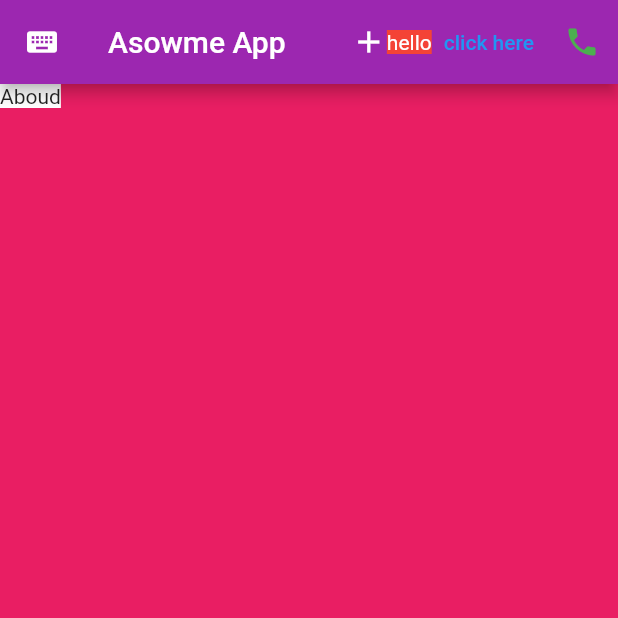
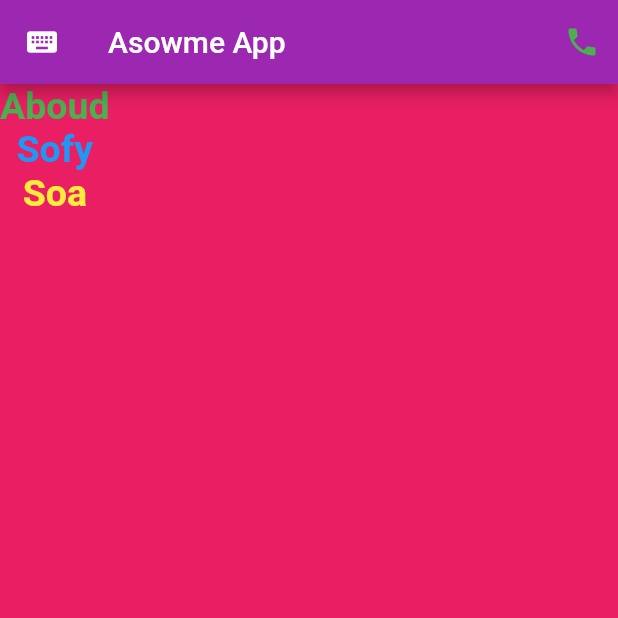
Before and after one commit to aboudmahmoud/BasicTest, a Flutter app: the screen it shows after launch, on a phone screen of 412 x 824 dp, the top half of it. Run offline on Flutter 3.47's test engine with Material 2 defaults, Android fonts, the phone set to English and light mode, and no system bars.

Commit message:
text attribute and column

```diff
--- a/lib/main.dart
+++ b/lib/main.dart
@@ -1,4 +1,3 @@
-
 import 'package:flutter/material.dart';
 
 void main() {
@@ -12,18 +11,17 @@ class MyApp extends StatelessWidget {
   @override
   Widget build(BuildContext context) {
     return MaterialApp(
+      debugShowCheckedModeBanner: false,
       home: Scaffold(
         appBar: AppBar(
           actions: [
-            Icon(Icons.add),
-            Center(child: Container(child: Text("hello"),color: Colors.red,)),
-            TextButton(
-                onPressed: () {
-                  print("hello world");
-                },
-                child: Text('click here')),
-            IconButton(onPressed: (){print("U are Asowme Dud");},
-              icon: Icon(Icons.phone),color: Colors.green,)
+            IconButton(
+              onPressed: () {
+                print("U are Asowme Dud");
+              },
+              icon: Icon(Icons.phone),
+              color: Colors.green,
+            )
           ],
           backgroundColor: Colors.purple,
           leading: Icon(Icons.keyboard),
@@ -31,8 +29,27 @@ class MyApp extends StatelessWidget {
         ),
         backgroundColor: Colors.pink,
         body: Container(
-          color: Colors.white,
-          child: Text("Aboud"),
+          child: Column(
+            children: [
+              Text(
+                "Aboud",
+                textAlign: TextAlign.center,
+                style: TextStyle(fontSize: 25,
+                    color: Colors.green,
+                fontWeight: FontWeight.bold),
+              ),
+              Text("Sofy",
+                textAlign: TextAlign.center,
+                style: TextStyle(fontSize: 25,
+                    color: Colors.blue,
+                    fontWeight: FontWeight.bold),),
+              Text("Soa",
+                textAlign: TextAlign.center,
+                style: TextStyle(fontSize: 25,
+                    color: Colors.yellow,
+                    fontWeight: FontWeight.bold),)
+            ],
+          ),
         ),
       ),
     );
```
